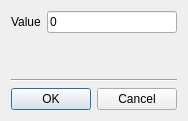
This is Qr49/sources/valuedialog.ui in pa23/r49 as Qt 5 draws it before an edit. The edited form follows.
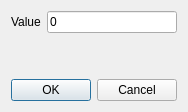
This is the edited form. Icons and pictures are not drawn.

Patch:
```diff
--- a/Qr49/sources/valuedialog.ui
+++ b/Qr49/sources/valuedialog.ui
@@ -10,7 +10,7 @@
     <x>0</x>
     <y>0</y>
     <width>186</width>
-    <height>92</height>
+    <height>89</height>
    </rect>
   </property>
   <property name="focusPolicy">
@@ -58,13 +58,6 @@
      </item>
     </layout>
    </item>
-   <item>
-    <widget class="Line" name="line">
-     <property name="orientation">
-      <enum>Qt::Horizontal</enum>
-     </property>
-    </widget>
-   </item>
    <item>
     <layout class="QHBoxLayout" name="horizontalLayout_2">
      <item>
```
